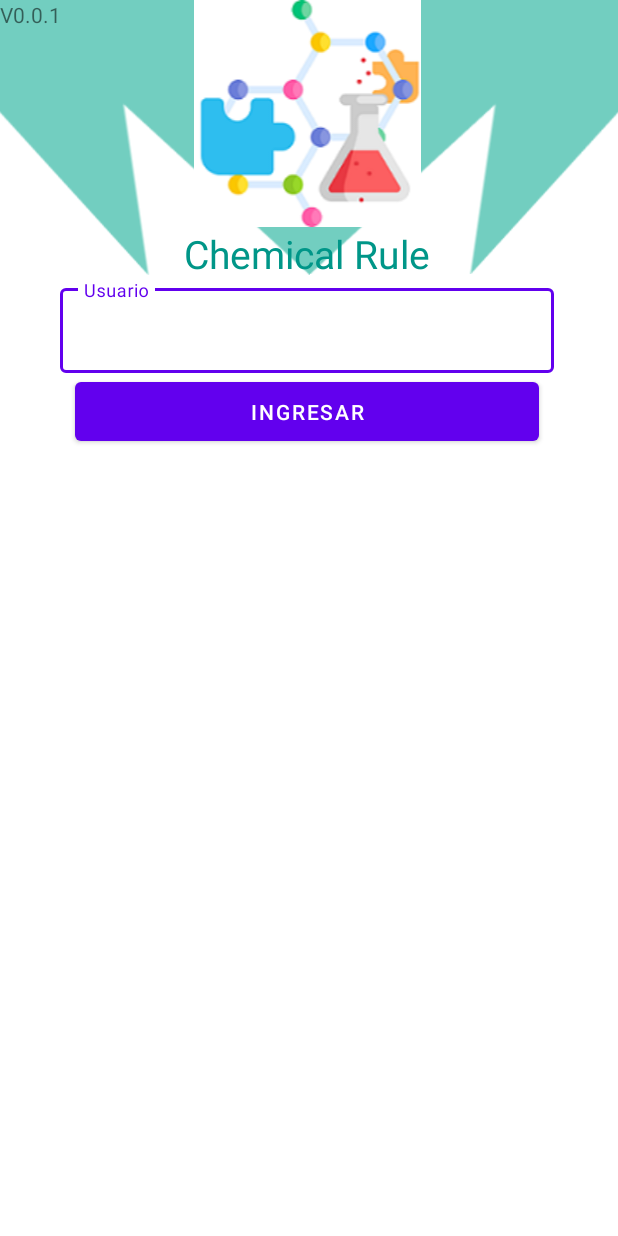
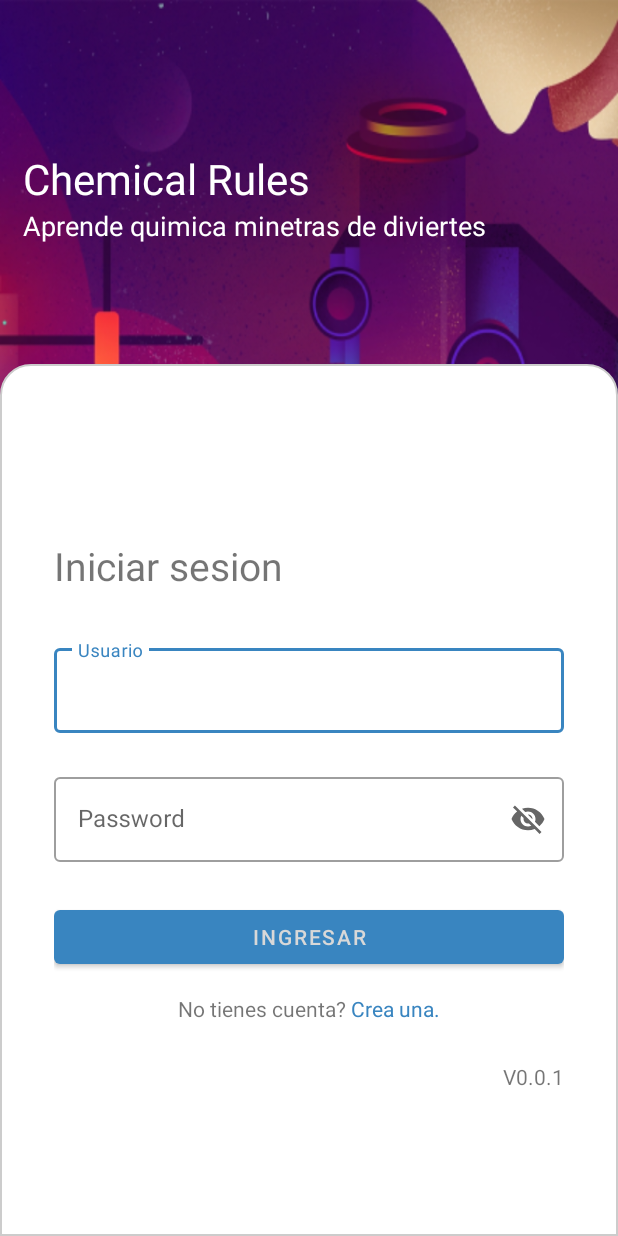
Before and after one commit to dev-jackson/chemicalrule, an Android app: the layout activity_login.xml on its own in the app's theme, with its tools: preview values and no code run, on a phone screen of 412 x 824 dp. Run offline under Robolectric (Android 15) with nearby library versions, the phone set to English and light mode, and no system bars.

Commit message:
re-desing login_screen

```diff
--- a/app/src/main/java/com/example/chemicalrule/MainActivity.java
+++ b/app/src/main/java/com/example/chemicalrule/MainActivity.java
@@ -11,6 +11,6 @@ public class MainActivity extends AppCompatActivity {
         setTheme(R.style.Theme_Splash);
         super.onCreate(savedInstanceState);
         setTheme(R.style.Theme_ChemicalRule);
-        setContentView(R.layout.activity_main);
+        setContentView(R.layout.activity_login);
     }
 }
--- /dev/null
+++ b/app/src/main/res/drawable-v24/customborder.xml
@@ -0,0 +1,7 @@
+<?xml version="1.0" encoding="UTF-8"?>
+<shape xmlns:android="http://schemas.android.com/apk/res/android" android:shape="rectangle">
+    <corners android:radius="20dp" android:bottomLeftRadius="0dp" android:bottomRightRadius="0dp"/>
+    <padding android:left="10dp" android:right="10dp" android:top="10dp" android:bottom="10dp"/>
+    <stroke android:width="1dp" android:color="#CCCCCC"/>
+    <solid android:color="@color/white"/>
+</shape>
--- a/app/src/main/res/layout/activity_login.xml
+++ b/app/src/main/res/layout/activity_login.xml
@@ -3,76 +3,83 @@
     xmlns:app="http://schemas.android.com/apk/res-auto"
     xmlns:tools="http://schemas.android.com/tools"
     android:layout_width="match_parent"
-    android:layout_height="match_parent">
+    android:layout_height="match_parent"
+    android:background="@drawable/chemical_background">
 
 
     <LinearLayout
         android:id="@+id/linearLayout2"
-        android:layout_width="409dp"
-        android:layout_height="wrap_content"
+        android:layout_width="match_parent"
+        android:layout_height="match_parent"
         android:gravity="center"
-        android:orientation="horizontal"
-        android:rotationX="-25"
+        android:orientation="vertical"
         app:layout_constraintEnd_toEndOf="parent"
         app:layout_constraintStart_toStartOf="parent"
-        tools:layout_editor_absoluteY="0dp">
+        app:layout_constraintTop_toTopOf="parent"
+        >
+<!--        <ImageView-->
+<!--            android:id="@+id/imageView2"-->
+<!--            android:layout_width="match_parent"-->
+<!--            android:layout_height="ma_content"-->
+<!--            app:srcCompat="@drawable/logo_chemical" />-->
+        <LinearLayout
+            android:layout_width="match_parent"
+            android:layout_height="wrap_content"
+            android:orientation="vertical"
+            android:layout_marginVertical="80dp"
+            >
+            <TextView
+                android:layout_marginTop="20dp"
+                android:layout_marginHorizontal="15dp"
+                android:layout_width="match_parent"
+                android:layout_height="wrap_content"
+                android:text="Chemical Rules"
+                android:textSize="28sp"
+                android:textColor="@color/white"
+                />
+            <TextView
+                android:layout_marginVertical="0dp"
+                android:layout_marginHorizontal="15dp"
+                android:layout_width="match_parent"
+                android:layout_height="wrap_content"
+                android:text="Aprende quimica minetras de diviertes"
+                android:textSize="18sp"
+                android:textColor="@color/white"
+                />
 
-        <ImageView
-            android:id="@+id/banner_left"
-            android:layout_width="wrap_content"
-            android:layout_height="wrap_content"
-            android:contentDescription=""
-            android:src="@drawable/banner_login_left"
-            tools:layout_conversion_absoluteHeight="202dp"
-            tools:layout_conversion_absoluteWidth="205dp"
-            tools:layout_editor_absoluteX="1dp"
-            tools:layout_editor_absoluteY="0dp" />
-
-        <ImageView
-            android:id="@+id/banner_right"
+        </LinearLayout>
+        <LinearLayout
             android:layout_width="match_parent"
             android:layout_height="match_parent"
-            android:contentDescription=""
-            android:src="@drawable/banner_login_right"
-            tools:layout_conversion_absoluteHeight="202dp"
-            tools:layout_conversion_absoluteWidth="204dp"
-            tools:layout_editor_absoluteX="206dp"
-            tools:layout_editor_absoluteY="0dp" />
-    </LinearLayout>
-
-    <LinearLayout
-        android:layout_width="409dp"
-        android:layout_height="527dp"
+            android:gravity="center"
             android:orientation="vertical"
-        tools:layout_editor_absoluteX="1dp"
-        tools:layout_editor_absoluteY="203dp"
-        android:paddingHorizontal="40dp">
+            app:layout_constraintBottom_toBottomOf="parent"
+            app:layout_constraintTop_toBottomOf="@+id/linearLayout2"
+            tools:layout_editor_absoluteX="0dp"
+            android:background="@drawable/customborder">
 
             <LinearLayout
                 android:layout_width="match_parent"
-            android:layout_height="wrap_content"
-            android:orientation="vertical">
-
-            <ImageView
-                android:id="@+id/imageView2"
+                android:layout_height="match_parent"
+                android:orientation="vertical"
+                android:gravity="center"
+                android:padding="26dp"
+                >
+                <TextView
+                    android:layout_marginVertical="20dp"
                     android:layout_width="match_parent"
                     android:layout_height="wrap_content"
-                app:srcCompat="@drawable/logo_chemical" />
+                    android:text="Iniciar sesion"
+                    android:textSize="26dp"
+                    />
 
-            <TextView
-                android:id="@+id/textView"
+                <com.google.android.material.textfield.TextInputLayout
+                    android:id="@+id/textUser"
+                    style="@style/Widget.MaterialComponents.TextInputLayout.OutlinedBox"
                     android:layout_width="match_parent"
                     android:layout_height="wrap_content"
-                android:gravity="center"
-                android:text="Chemical Rule"
-                android:textColor="#009688"
-                android:textSize="26sp" />
-            <com.google.android.material.textfield.TextInputLayout
-                android:id="@+id/textField"
-                android:layout_width="match_parent"
-                android:layout_height="wrap_content"
-                android:hint="Usuario"
-                style="@style/Widget.MaterialComponents.TextInputLayout.OutlinedBox">
+                    android:layout_marginVertical="12dp"
+                    android:hint="Usuario">
 
                     <com.google.android.material.textfield.TextInputEditText
                         android:layout_width="match_parent"
@@ -80,32 +87,57 @@
                         />
 
                 </com.google.android.material.textfield.TextInputLayout>
+
+                <com.google.android.material.textfield.TextInputLayout
+                    android:id="@+id/textPassword"
+                    style="@style/Widget.MaterialComponents.TextInputLayout.OutlinedBox"
+                    android:layout_width="match_parent"
+                    android:layout_height="wrap_content"
+                    android:layout_marginVertical="12dp"
+                    app:endIconMode="password_toggle"
+                    android:hint="Password">
+
+                    <com.google.android.material.textfield.TextInputEditText
+                        android:layout_width="match_parent"
+                        android:layout_height="wrap_content" />
+
+                </com.google.android.material.textfield.TextInputLayout>
+
                 <Button
                     android:id="@+id/containedButton"
                     android:layout_width="match_parent"
                     android:layout_height="wrap_content"
                     android:gravity="center"
-                android:padding="10dp"
-                android:layout_marginHorizontal="10dp"
-                android:text="Ingresar"
-                />
-        </LinearLayout>
-
-    </LinearLayout>
-
+                    android:layout_marginVertical="14dp"
+                    android:padding="0dp"
+                    android:text="Ingresar" />
                 <LinearLayout
                     android:layout_width="match_parent"
                     android:layout_height="wrap_content"
                     android:orientation="horizontal"
-        tools:layout_editor_absoluteX="41dp"
-        tools:layout_editor_absoluteY="492dp">
-
+                    android:gravity="center">
+                    <TextView
+                        android:id="@+id/text10"
+                        android:layout_width="wrap_content"
+                        android:layout_height="wrap_content"
+                        android:text="No tienes cuenta? " />
+                    <TextView
+                        android:id="@+id/text11"
+                        android:layout_width="wrap_content"
+                        android:layout_height="wrap_content"
+                        android:textFontWeight="700"
+                        android:text="Crea una."
+                        android:textColor="@color/blue_low"/>
+                </LinearLayout>
                 <TextView
                     android:id="@+id/textView2"
-            android:layout_width="wrap_content"
-            android:layout_height="wrap_content"
-            android:layout_weight="1"
-            android:text="V0.0.1" />
+                    android:layout_width="match_parent"
+                    android:layout_height="45dp"
+                    android:gravity="bottom|end"
+                    android:text="@string/version" />
+            </LinearLayout>
+        </LinearLayout>
     </LinearLayout>
 
+
 </androidx.constraintlayout.widget.ConstraintLayout>
--- a/app/src/main/res/values/colors.xml
+++ b/app/src/main/res/values/colors.xml
@@ -7,4 +7,6 @@
     <color name="teal_700">#FF018786</color>
     <color name="black">#FF000000</color>
     <color name="white">#FFFFFFFF</color>
+    <color name="blue_low">#3985C0</color>
+    <color name="teal_low">#72CEC0</color>
 </resources>
--- a/app/src/main/res/values/strings.xml
+++ b/app/src/main/res/values/strings.xml
@@ -1,3 +1,4 @@
 <resources>
     <string name="app_name">Chemical Rule</string>
+    <string name="version">V0.0.1</string>
 </resources>
--- a/app/src/main/res/values/themes.xml
+++ b/app/src/main/res/values/themes.xml
@@ -1,10 +1,10 @@
 <resources xmlns:tools="http://schemas.android.com/tools">
     <!-- Base application theme. -->
-    <style name="Theme.ChemicalRule" parent="Theme.MaterialComponents.DayNight.DarkActionBar">
+    <style name="Theme.ChemicalRule" parent="Theme.MaterialComponents.Light.NoActionBar">
         <!-- Primary brand color. -->
-        <item name="colorPrimary">@color/purple_500</item>
-        <item name="colorPrimaryVariant">@color/purple_700</item>
-        <item name="colorOnPrimary">@color/white</item>
+        <item name="colorPrimary">@color/blue_low</item>
+        <item name="colorPrimaryVariant">@color/teal_low</item>
+        <item name="colorOnPrimary">#D8D8D8</item>
         <!-- Secondary brand color. -->
         <item name="colorSecondary">@color/teal_200</item>
         <item name="colorSecondaryVariant">@color/teal_700</item>
```
Also changed, not shown: app/src/main/res/drawable-v24/chemical_background.png (added), 1 other file. Lines whose indentation alone changed are shown as unchanged.
